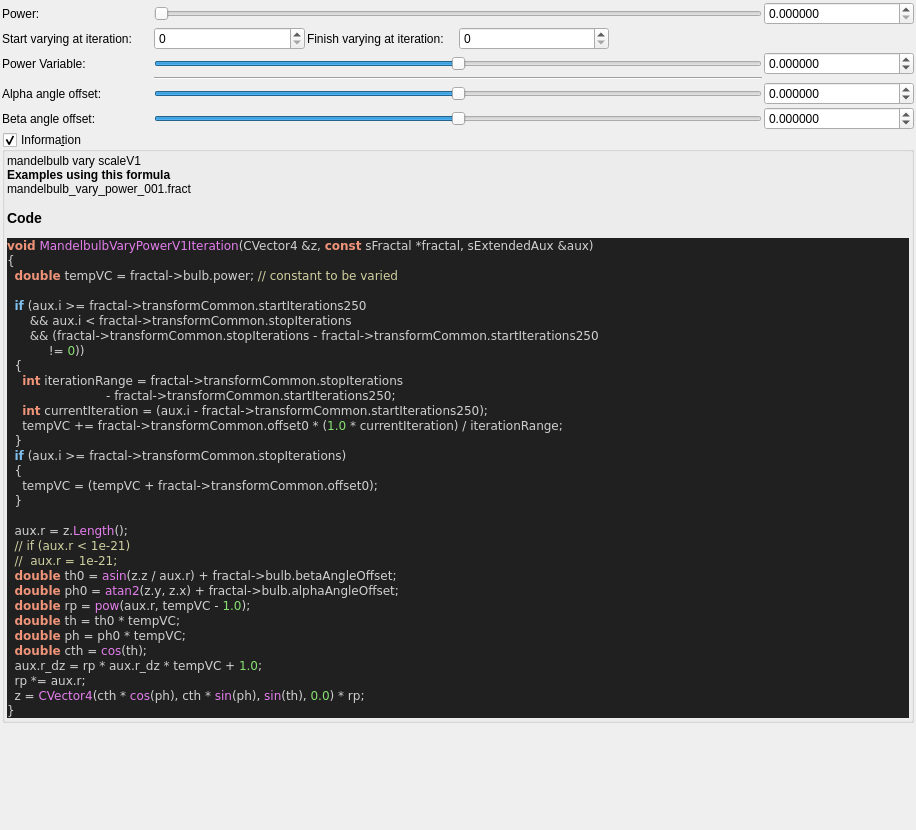
Before: the Qt Designer form mandelbulber2/formula/ui/fractal_mandelbulb_vary_power_v1.ui in buddhi1980/mandelbulber2, drawn with Qt 5.
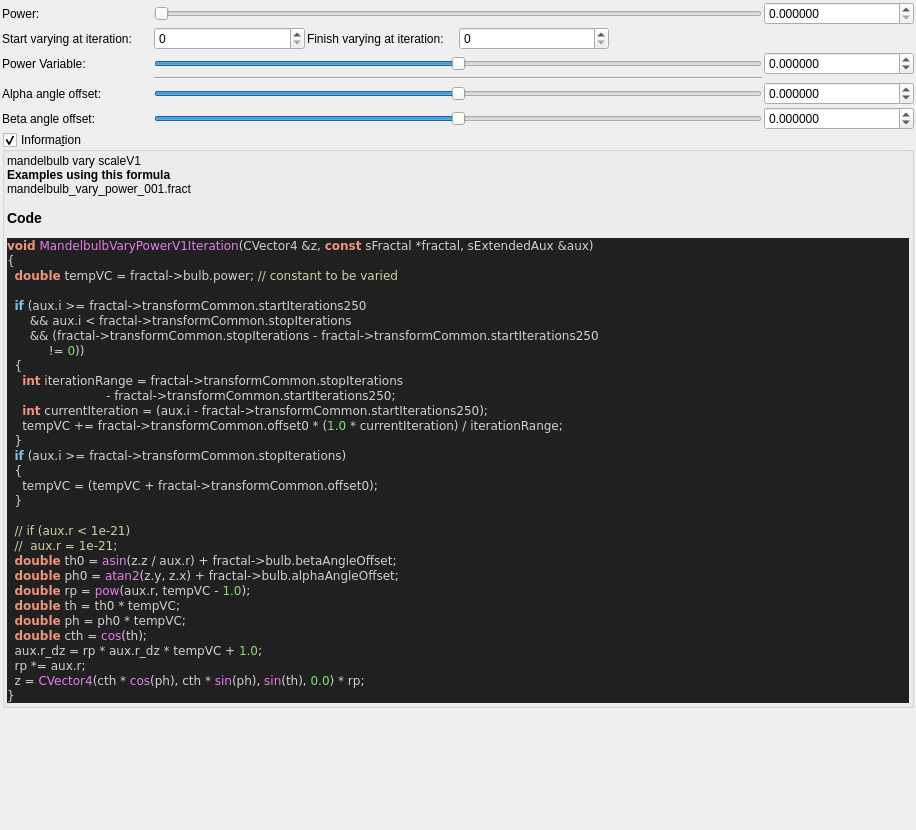
After: the same form once the commit is applied. Custom widgets are drawn as their Qt base class.

Patch:
```diff
--- a/mandelbulber2/formula/ui/fractal_mandelbulb_vary_power_v1.ui
+++ b/mandelbulber2/formula/ui/fractal_mandelbulb_vary_power_v1.ui
@@ -383,7 +383,6 @@
     tempVC &lt;span style=&quot;color:#d0d0d0&quot;&gt;= (&lt;/span&gt;tempVC &lt;span style=&quot;color:#d0d0d0&quot;&gt;+&lt;/span&gt; fractal&lt;span style=&quot;color:#d0d0d0&quot;&gt;-&amp;gt;&lt;/span&gt;transformCommon&lt;span style=&quot;color:#d0d0d0&quot;&gt;.&lt;/span&gt;offset0&lt;span style=&quot;color:#d0d0d0&quot;&gt;);&lt;/span&gt;
   &lt;span style=&quot;color:#d0d0d0&quot;&gt;}&lt;/span&gt;
 
-  aux&lt;span style=&quot;color:#d0d0d0&quot;&gt;.&lt;/span&gt;r &lt;span style=&quot;color:#d0d0d0&quot;&gt;=&lt;/span&gt; z&lt;span style=&quot;color:#d0d0d0&quot;&gt;.&lt;/span&gt;&lt;span style=&quot;color:#e47eed&quot;&gt;Length&lt;/span&gt;&lt;span style=&quot;color:#d0d0d0&quot;&gt;();&lt;/span&gt;
   &lt;span style=&quot;color:#d0d0a0&quot;&gt;// if (aux.r &amp;lt; 1e-21)&lt;/span&gt;
   &lt;span style=&quot;color:#d0d0a0&quot;&gt;//  aux.r = 1e-21;&lt;/span&gt;
   &lt;span style=&quot;color:#f09479; font-weight:bold&quot;&gt;double&lt;/span&gt; th0 &lt;span style=&quot;color:#d0d0d0&quot;&gt;=&lt;/span&gt; &lt;span style=&quot;color:#e47eed&quot;&gt;asin&lt;/span&gt;&lt;span style=&quot;color:#d0d0d0&quot;&gt;(&lt;/span&gt;z&lt;span style=&quot;color:#d0d0d0&quot;&gt;.&lt;/span&gt;z &lt;span style=&quot;color:#d0d0d0&quot;&gt;/&lt;/span&gt; aux&lt;span style=&quot;color:#d0d0d0&quot;&gt;.&lt;/span&gt;r&lt;span style=&quot;color:#d0d0d0&quot;&gt;) +&lt;/span&gt; fractal&lt;span style=&quot;color:#d0d0d0&quot;&gt;-&amp;gt;&lt;/span&gt;bulb&lt;span style=&quot;color:#d0d0d0&quot;&gt;.&lt;/span&gt;betaAngleOffset&lt;span style=&quot;color:#d0d0d0&quot;&gt;;&lt;/span&gt;
```
